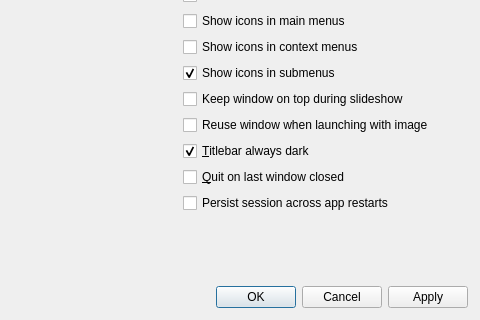
Old version of the form src/qvoptionsdialog.ui in the repository inostarlin-passion/Fovelle; both pictures show x 180 to 660 and y 320 to 640 of the 660 by 640 pixel window.
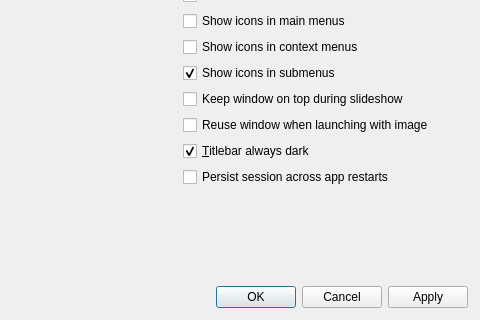
New version of the form.

```diff
--- a/src/qvoptionsdialog.ui
+++ b/src/qvoptionsdialog.ui
@@ -372,13 +372,6 @@
            </widget>
           </item>
           <item row="19" column="1">
-           <widget class="QCheckBox" name="quitOnLastWindowCheckbox">
-            <property name="text">
-             <string>&amp;Quit on last window closed</string>
-            </property>
-           </widget>
-          </item>
-          <item row="20" column="1">
            <widget class="QCheckBox" name="persistSessionCheckbox">
             <property name="text">
              <string>Persist session across app restarts</string>
```
Left out of the diff: 4 changed lines with no effect on the pictures.
